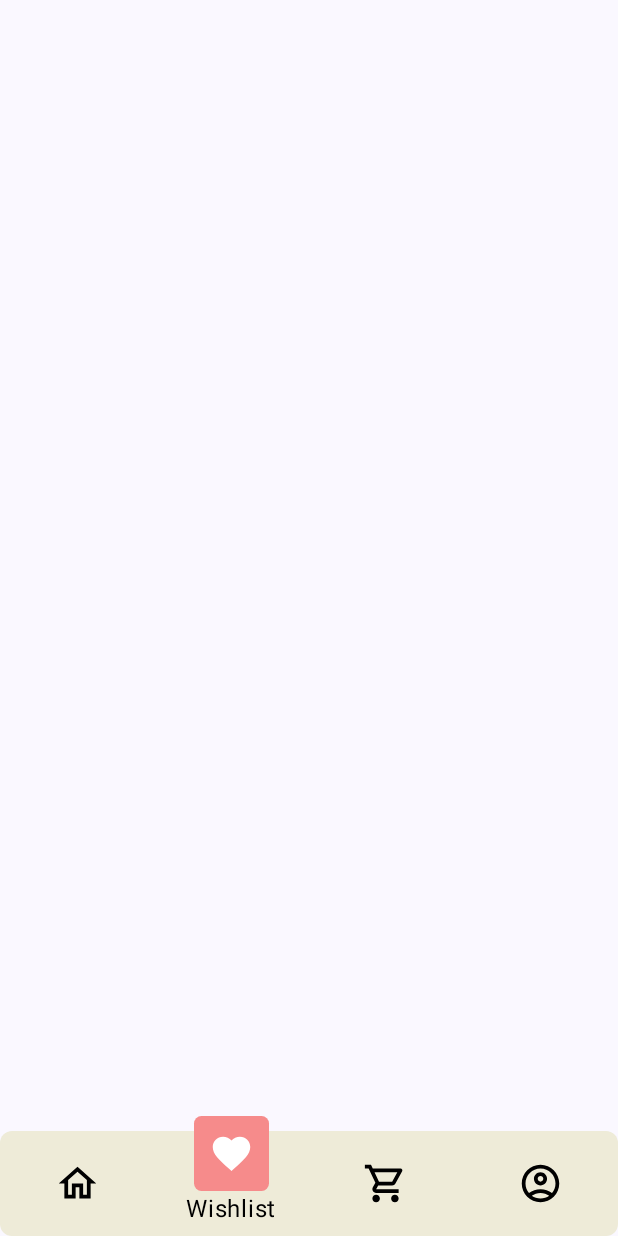
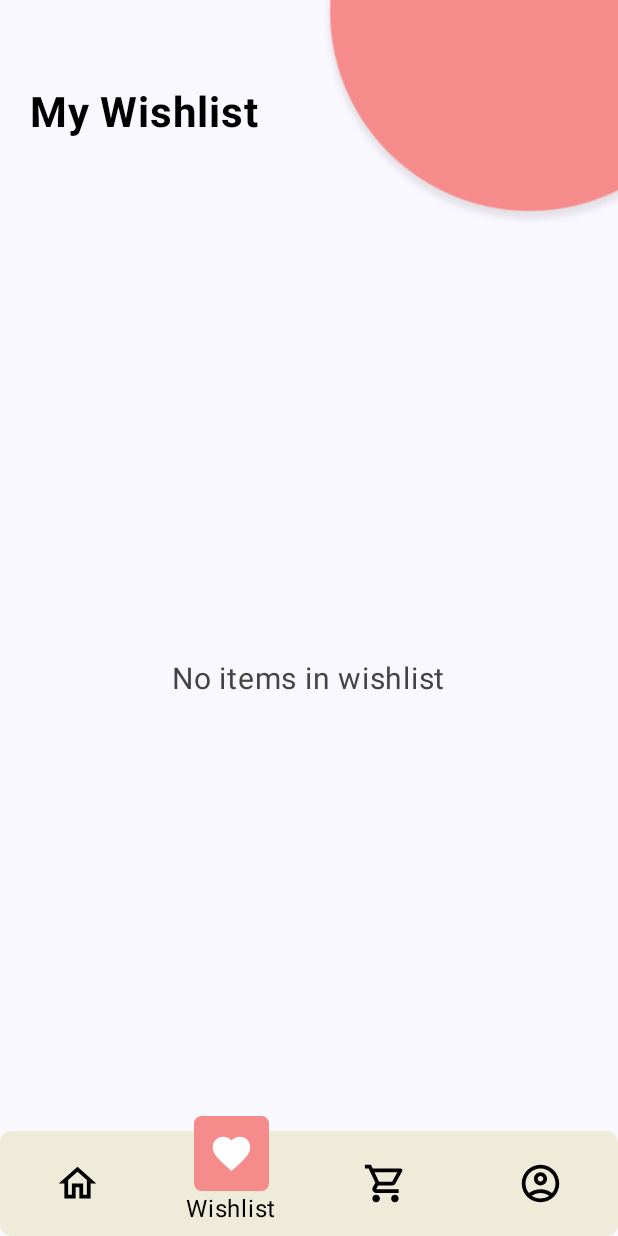
Before and after one commit to Sandeepsahu1411/ShoppingApp, an Android app built with Jetpack Compose: the WishListScreenUI screen opened through its navigation route, on a phone screen of 412 x 824 dp. Run offline under Robolectric (Android 15) with nearby library versions, the phone set to English and light mode, and no system bars; our stand-ins replace Dagger/Hilt's generated code, Firebase (no records; nobody signed in at launch, a user with empty details on screens opened directly); libraries missing offline, so code that uses them is left out: com.razorpay; pictures from the network do not load; 3 statements that could not run were skipped.

```diff
--- a/app/src/main/java/com/example/shoppinguserapp/domen_layer/data_model/OrderModel.kt
+++ b/app/src/main/java/com/example/shoppinguserapp/domen_layer/data_model/OrderModel.kt
@@ -1,6 +1,7 @@
 package com.example.shoppinguserapp.domen_layer.data_model
 
 data class OrderModel(
+    val userId : String = "",
     val orderId : String = "",
     val products: List<ProductItem> = emptyList(),
     val date : Long = System.currentTimeMillis(),
--- a/app/src/main/java/com/example/shoppinguserapp/ui_layer/navigation/AppNavigation.kt
+++ b/app/src/main/java/com/example/shoppinguserapp/ui_layer/navigation/AppNavigation.kt
@@ -108,7 +108,7 @@ fun AppNavigation(firebaseAuth: FirebaseAuth) {
                         )
                     }
                     composable<Routes.SignUpScreen> {
-                        SignUpScreenUI(navController = navController)
+                        SignUpScreenUI(navController = navController, firebaseAuth = firebaseAuth)
                     }
                 }
                 navigation<SubNavigation.MainHomeScreen>(startDestination = Routes.HomeScreen) {
@@ -129,7 +129,7 @@ fun AppNavigation(firebaseAuth: FirebaseAuth) {
                         EachCategoryScreenUI(navController, categoryName.toString())
                     }
                     composable<Routes.WishListScreen> {
-                        WishListScreenUI(navController = navController, firebaseAuth = firebaseAuth)
+                        WishListScreenUI(navController = navController)
 
                     }
 
--- a/app/src/main/java/com/example/shoppinguserapp/ui_layer/navigation/BottomNavigation.kt
+++ b/app/src/main/java/com/example/shoppinguserapp/ui_layer/navigation/BottomNavigation.kt
@@ -65,7 +65,9 @@ fun BottomNavigation(
                     modifier = Modifier
                         .fillMaxHeight()
                         .weight(1f)
-                        .clickable {
+                        .clickable (
+                            enabled = selectedItemIndex != index,
+                        ){
                             onItemSelected(index)
                             when (index) {
                                 0 -> navController.navigate(Routes.HomeScreen) {
@@ -73,7 +75,6 @@ fun BottomNavigation(
                                         inclusive = true
                                     }
                                 }
-
                                 1 -> navController.navigate(Routes.WishListScreen)
                                 2 -> navController.navigate(Routes.CartScreen)
                                 3 -> navController.navigate(Routes.ProfileScreen)
--- a/app/src/main/java/com/example/shoppinguserapp/ui_layer/screens/bottom_nav_screen/CartScreenUI.kt
+++ b/app/src/main/java/com/example/shoppinguserapp/ui_layer/screens/bottom_nav_screen/CartScreenUI.kt
@@ -119,7 +119,7 @@ fun CartScreenUI(navController: NavController, viewModel: AppViewModel = hiltVie
                     ).show()
                 }
 
-                getCartData.isEmpty() -> {
+                !getCartProductState.value.isLoading && getCartData.isEmpty() -> {
                     Column(
                         modifier = Modifier
                             .fillMaxSize(),
@@ -148,7 +148,6 @@ fun CartScreenUI(navController: NavController, viewModel: AppViewModel = hiltVie
 
                                 var quantity =
                                     quantities[cartData.productId] ?: cartData.qty.toInt()
-
 
                                 Row(horizontalArrangement = Arrangement.spacedBy(10.dp)) {
                                     if (cartData.imageUrl.isNotEmpty()) {
--- a/app/src/main/java/com/example/shoppinguserapp/ui_layer/screens/bottom_nav_screen/HomeScreenUI.kt
+++ b/app/src/main/java/com/example/shoppinguserapp/ui_layer/screens/bottom_nav_screen/HomeScreenUI.kt
@@ -112,9 +112,8 @@ fun HomeScreenUI(viewModel: AppViewModel = hiltViewModel(), navController: NavCo
                 //Main Body Content LazyColumn
                 LazyColumn(
                     modifier = Modifier
-                        .fillMaxSize()
-                        .padding(bottom = 10.dp),
-                    verticalArrangement = Arrangement.spacedBy(10.dp)
+                        .fillMaxSize(),
+                    verticalArrangement = Arrangement.spacedBy(5.dp)
                 ) {
                     //Category And See All Row
                     item {
@@ -317,7 +316,7 @@ fun HomeScreenUI(viewModel: AppViewModel = hiltViewModel(), navController: NavCo
                     //Product Lazy Row
                     item {
                         LazyRow(
-                            modifier = Modifier.fillMaxWidth(),
+                            modifier = Modifier.fillMaxWidth().padding(bottom = 10.dp),
                             contentPadding = PaddingValues(horizontal = 16.dp),
                             horizontalArrangement = Arrangement.spacedBy(12.dp)
                         ) {
--- a/app/src/main/java/com/example/shoppinguserapp/ui_layer/screens/bottom_nav_screen/WishListScreenUI.kt
+++ b/app/src/main/java/com/example/shoppinguserapp/ui_layer/screens/bottom_nav_screen/WishListScreenUI.kt
@@ -3,14 +3,17 @@ package com.example.shoppinguserapp.ui_layer.screens.bottom_nav_screen
 import android.util.Log
 import androidx.compose.foundation.Image
 import androidx.compose.foundation.clickable
+import androidx.compose.foundation.isSystemInDarkTheme
 import androidx.compose.foundation.layout.Arrangement
 import androidx.compose.foundation.layout.Box
 import androidx.compose.foundation.layout.Column
 import androidx.compose.foundation.layout.PaddingValues
 import androidx.compose.foundation.layout.Row
 import androidx.compose.foundation.layout.Spacer
+import androidx.compose.foundation.layout.fillMaxHeight
 import androidx.compose.foundation.layout.fillMaxSize
 import androidx.compose.foundation.layout.fillMaxWidth
+import androidx.compose.foundation.layout.height
 import androidx.compose.foundation.layout.padding
 import androidx.compose.foundation.layout.size
 import androidx.compose.foundation.layout.width
@@ -18,6 +21,7 @@ import androidx.compose.foundation.lazy.LazyColumn
 import androidx.compose.foundation.lazy.items
 import androidx.compose.foundation.shape.RoundedCornerShape
 import androidx.compose.material.icons.Icons
+import androidx.compose.material.icons.filled.ArrowBackIosNew
 import androidx.compose.material.icons.filled.Favorite
 import androidx.compose.material3.Card
 import androidx.compose.material3.CardDefaults
@@ -58,15 +62,47 @@ import com.google.firebase.auth.FirebaseAuth
 fun WishListScreenUI(
     navController: NavController,
     viewModel: AppViewModel = hiltViewModel(),
-    firebaseAuth: FirebaseAuth
 ) {
     LaunchedEffect(Unit) {
         viewModel.getWishlistModel()
     }
 
     val getWishlistState = viewModel.getWishlistState.collectAsStateWithLifecycle()
-    Log.d("WishListScreenUI", "WishListScreenUI: ${getWishlistState.value.success}")
+    val wishlistData = getWishlistState.value.success
 
+    Column(modifier = Modifier.fillMaxSize()) {
+        Row(modifier = Modifier.weight(0.2f)) {
+            Row {
+                Column(
+                    modifier = Modifier
+                        .fillMaxHeight()
+                        .padding(start = 20.dp),
+                    verticalArrangement = Arrangement.Center
+                ) {
+                    Text(
+                        text = "My Wishlist",
+                        fontSize = 28.sp,
+                        fontWeight = FontWeight.Bold,
+                        color = if (isSystemInDarkTheme()) Color.White else Color.Black
+                    )
+
+                }
+                Image(
+                    painter = painterResource(id = R.drawable.sign_top),
+                    contentDescription = null,
+                    modifier = Modifier
+                        .fillMaxWidth()
+                        .size(200.dp),
+                    alignment = Alignment.TopEnd
+                )
+            }
+        }
+        Column(
+            modifier = Modifier
+                .fillMaxWidth()
+
+                .weight(0.8f), horizontalAlignment = Alignment.CenterHorizontally
+        ) {
             when {
                 getWishlistState.value.isLoading -> {
                     Box(modifier = Modifier.fillMaxSize(), contentAlignment = Alignment.Center) {
@@ -80,47 +116,46 @@ fun WishListScreenUI(
                     }
                 }
 
-        getWishlistState.value.success.isNotEmpty() -> {
+                !getWishlistState.value.isLoading && wishlistData.isEmpty()  -> {
                     Column(
                         modifier = Modifier.fillMaxSize(),
-                horizontalAlignment = Alignment.CenterHorizontally,
-                verticalArrangement = Arrangement.Center
+                        verticalArrangement = Arrangement.Center,
+                        horizontalAlignment = Alignment.CenterHorizontally
                     ) {
+                        Text(
+                            text = "No items in wishlist",
+                            fontSize = 20.sp,
+                            color = if (isSystemInDarkTheme()) Color.White else Color.DarkGray,
+                        )
+                    }
+                }
 
-                Text(
-                    text = "Your Wishlist",
-                    fontSize = 24.sp,
-                    fontWeight = FontWeight.Bold,
-                    textAlign = TextAlign.Center,
-                    fontFamily = FontFamily.Serif,
-                    modifier = Modifier
-                        .fillMaxWidth()
-                        .padding(10.dp)
-                )
+                getWishlistState.value.success.isNotEmpty() -> {
                     LazyColumn(
                         modifier = Modifier.fillMaxSize(),
                         contentPadding = PaddingValues(8.dp),
                         verticalArrangement = Arrangement.spacedBy(8.dp)
                     ) {
-                    items(getWishlistState.value.success){
-                        product ->
-                        WishlistItem(navController,product = product,viewModel)
+                        items(wishlistData) { product ->
+                            WishlistItem(navController, product = product, viewModel)
                         }
 
                     }
                 }
             }
         }
+
+    }
 }
 
 @Composable
-fun WishlistItem(navController: NavController,product: Products,viewModel: AppViewModel) {
+fun WishlistItem(navController: NavController, product: Products, viewModel: AppViewModel) {
 
     Card(
         modifier = Modifier
             .fillMaxWidth()
             .padding(5.dp)
-            .clickable{
+            .clickable {
                 navController.navigate(Routes.EachProductDetailScreen(productId = product.productId))
             },
         shape = RoundedCornerShape(12.dp),
@@ -131,7 +166,7 @@ fun WishlistItem(navController: NavController,product: Products,viewModel: AppVi
             modifier = Modifier.padding(10.dp),
             verticalAlignment = Alignment.CenterVertically
         ) {
-            if ( product.image.isNotEmpty()) {
+            if (product.image.isNotEmpty()) {
                 var isLoading by remember { mutableStateOf(true) }
 
                 Box(
@@ -146,7 +181,7 @@ fun WishlistItem(navController: NavController,product: Products,viewModel: AppVi
                         contentDescription = null,
                         contentScale = ContentScale.Crop,
                         modifier = Modifier
-                            .size(50.dp,80.dp)
+                            .size(50.dp, 80.dp)
                             .clip(RoundedCornerShape(8.dp)),
                         onSuccess = { isLoading = false },
                         onError = { isLoading = false }
@@ -167,7 +202,7 @@ fun WishlistItem(navController: NavController,product: Products,viewModel: AppVi
                     contentDescription = null,
                     contentScale = ContentScale.Crop,
                     modifier = Modifier
-                        .size(50.dp,80.dp)
+                        .size(50.dp, 80.dp)
                         .clip(RoundedCornerShape(8.dp))
                 )
             }
```
Also changed, not shown: app/src/main/java/com/example/shoppinguserapp/data_layer/repoimple/Repoimple.kt (+24 -36 lines), app/src/main/java/com/example/shoppinguserapp/ui_layer/screens/start_screen/SignUpScreenUI.kt (+9 -4 lines). Lines whose indentation alone changed are shown as unchanged.
